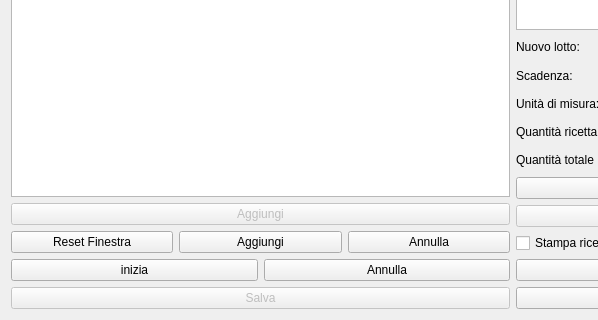
Before: the Qt Designer form hproduction.ui in fblabs/hamlet-mod-sancon, drawn with Qt 5; both pictures show x 0 to 598 and y 377 to 697 of the 1025 by 697 pixel window.
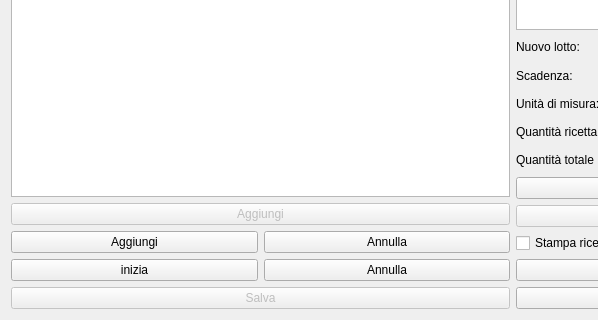
After: the same form once the commit is applied. Icons and pictures are not drawn.

Diff of the .ui file:
```diff
--- a/hproduction.ui
+++ b/hproduction.ui
@@ -179,17 +179,6 @@
          </item>
          <item>
           <layout class="QHBoxLayout" name="horizontalLayout_4">
-           <item>
-            <widget class="QPushButton" name="pbResetWindow">
-             <property name="text">
-              <string>Reset Finestra</string>
-             </property>
-             <property name="icon">
-              <iconset resource="icons.qrc">
-               <normaloff>:/Resources/Arrow-turn-left64.png</normaloff>:/Resources/Arrow-turn-left64.png</iconset>
-             </property>
-            </widget>
-           </item>
            <item>
             <widget class="QPushButton" name="pbAddLottoFuoriRicetta">
              <property name="text">
```
Left out of the diff: 14 changed lines with no effect on the pictures.
